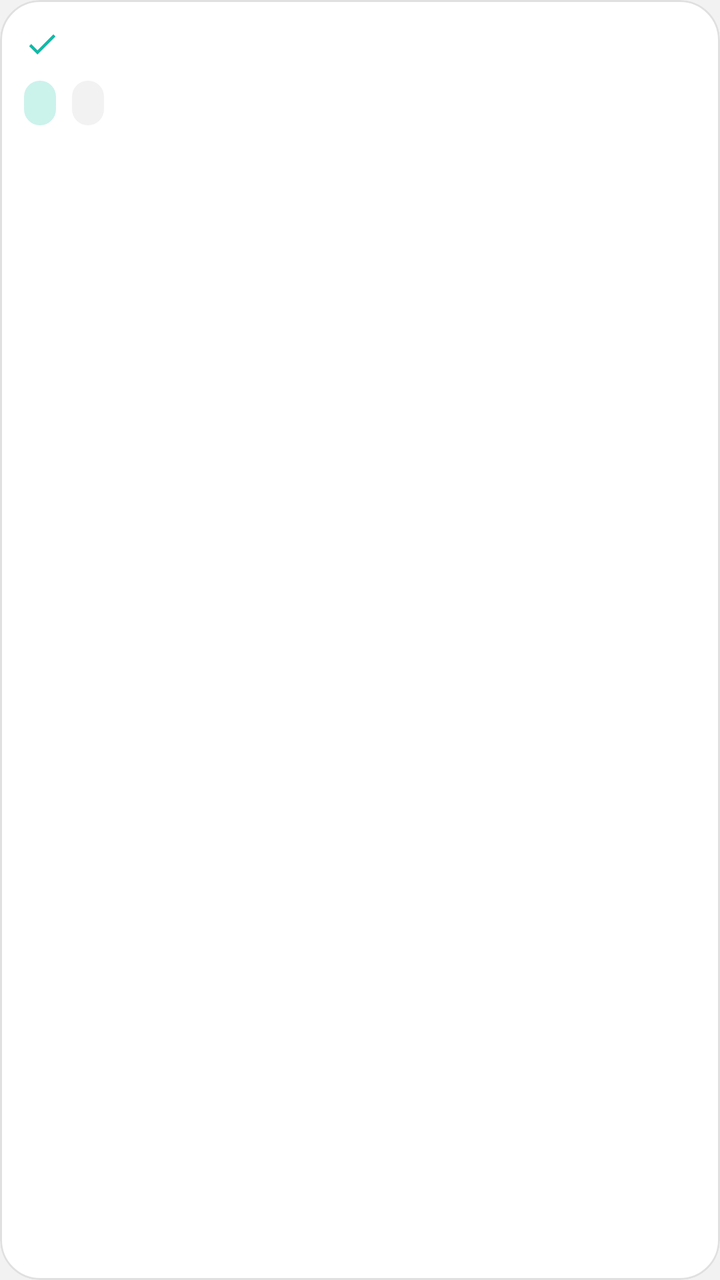
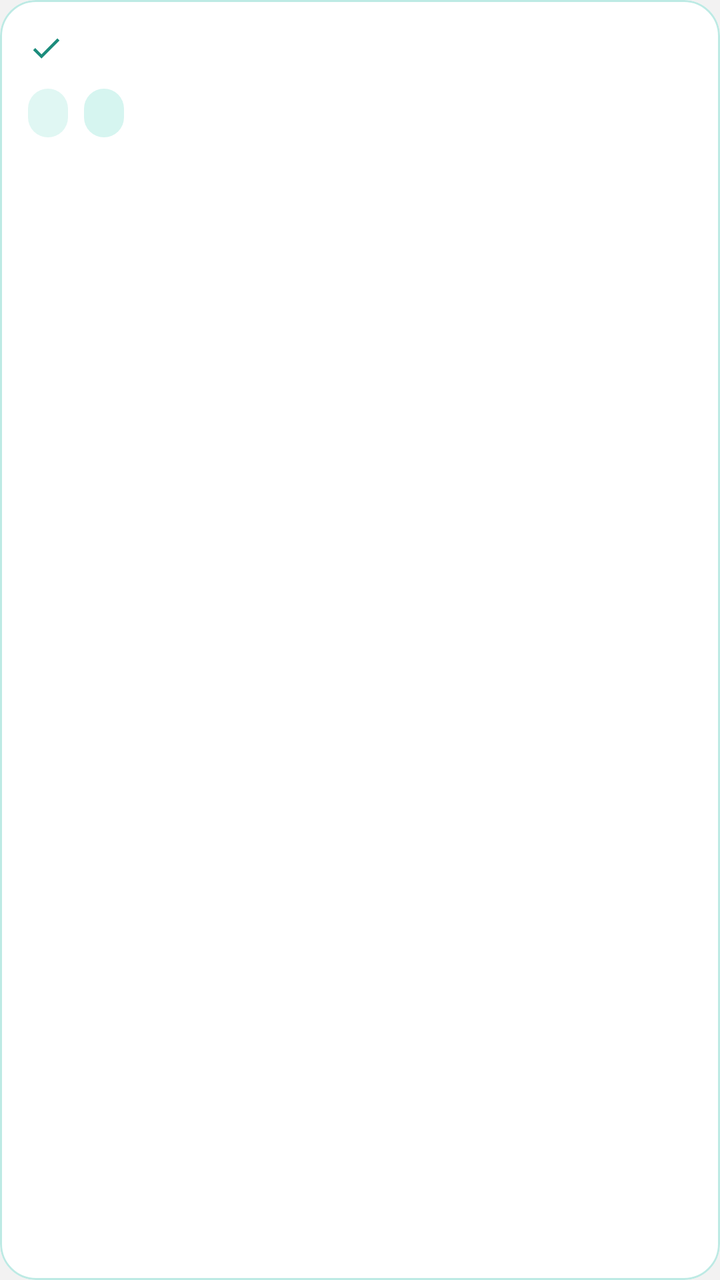

Compare the two renders of this Android layout. The source of the first and the diff that turns it into the second are given below.
<!-- AndroidManifest.xml: application theme Theme.HairGo -->
<!-- res/layout/item_service.xml -->
<?xml version="1.0" encoding="utf-8"?>
<com.google.android.material.card.MaterialCardView
    xmlns:android="http://schemas.android.com/apk/res/android"
    xmlns:app="http://schemas.android.com/apk/res-auto"
    android:layout_width="match_parent"
    android:layout_height="wrap_content"
    android:layout_marginVertical="4dp"
    app:cardCornerRadius="20dp"
    app:cardElevation="0dp"
    app:strokeWidth="1dp"
    app:strokeColor="@color/grey_border"
    app:cardBackgroundColor="@color/surface">

    <LinearLayout
        android:layout_width="match_parent"
        android:layout_height="wrap_content"
        android:orientation="vertical"
        android:padding="12dp">

        
        <LinearLayout
            android:layout_width="match_parent"
            android:layout_height="wrap_content"
            android:orientation="horizontal"
            android:gravity="center_vertical">

            <ImageView
                android:id="@+id/ivServiceIcon"
                android:layout_width="18dp"
                android:layout_height="18dp"
                android:src="@drawable/ic_check"
                android:contentDescription="@null"
                android:importantForAccessibility="no"
                app:tint="@color/teal"/>

            <TextView
                android:id="@+id/tvServiceName"
                android:layout_width="0dp"
                android:layout_height="wrap_content"
                android:layout_marginStart="8dp"
                android:layout_weight="1"
                android:textColor="@color/heading"
                android:textSize="15sp"
                android:textStyle="bold"/>

        </LinearLayout>

        
        <LinearLayout
            android:layout_width="match_parent"
            android:layout_height="wrap_content"
            android:layout_marginTop="8dp"
            android:orientation="horizontal"
            android:gravity="center_vertical">

            <TextView
                android:id="@+id/tvServicePrice"
                android:layout_width="wrap_content"
                android:layout_height="wrap_content"
                android:background="@drawable/bg_chip_teal"
                android:paddingHorizontal="8dp"
                android:paddingVertical="3dp"
                android:textColor="@color/teal_primary"
                android:textSize="12sp"
                android:textStyle="bold"/>

            <TextView
                android:id="@+id/tvServiceDuration"
                android:layout_width="wrap_content"
                android:layout_height="wrap_content"
                android:layout_marginStart="8dp"
                android:background="@drawable/bg_chip_grey"
                android:paddingHorizontal="8dp"
                android:paddingVertical="3dp"
                android:textColor="@color/grey_medium"
                android:textSize="12sp"/>

        </LinearLayout>

    </LinearLayout>
</com.google.android.material.card.MaterialCardView>
<!-- resources referenced by this layout -->
<resources>
  <color name="grey_border">#E0E0E0</color>
  <color name="grey_medium">#8A8A8A</color>
  <color name="heading">#1B2A4A</color>
  <color name="surface">#FFFFFF</color>
  <color name="teal">#14B8A6</color>
  <color name="teal_primary">#1C8C7C</color>
  <!-- drawable bg_chip_grey (drawable) -->
  <?xml version="1.0" encoding="utf-8"?>
  <shape xmlns:android="http://schemas.android.com/apk/res/android"
      android:shape="rectangle">
      <solid android:color="@color/grey_light" />
      <corners android:radius="12dp" />
  </shape>
  <!-- drawable bg_chip_teal (drawable) -->
  <?xml version="1.0" encoding="utf-8"?>
  <shape xmlns:android="http://schemas.android.com/apk/res/android"
      android:shape="rectangle">
      <solid android:color="@color/teal_light" />
      <corners android:radius="12dp" />
  </shape>
  <!-- drawable ic_check (drawable) -->
  <vector xmlns:android="http://schemas.android.com/apk/res/android"
      android:width="24dp" android:height="24dp"
      android:viewportWidth="24" android:viewportHeight="24">
      <path android:fillColor="#FF000000"
          android:pathData="M9,16.17L4.83,12l-1.42,1.41L9,19 21,7l-1.41,-1.41z"/>
  </vector>
  <style name="Theme.HairGo" parent="Base.Theme.HairGo">
          <item name="snackbarStyle">@style/Widget.HairGo.Snackbar</item>
      </style>
  <color name="grey_light">#F2F2F2</color>
  <color name="teal_light">#CCF2EC</color>
  <style name="Base.Theme.HairGo" parent="Theme.Material3.DayNight.NoActionBar">
          <item name="colorPrimary">@color/teal</item>
          <item name="colorOnPrimary">@color/white</item>
          <item name="colorSurface">@color/surface</item>
          <item name="colorOnSurface">@color/text_primary</item>
          <item name="colorSurfaceVariant">@color/grey_light</item>
          <item name="colorOnSurfaceVariant">@color/grey_medium</item>
          <item name="colorOutline">@color/grey_border</item>
          <item name="android:colorBackground">@color/grey_light</item>
      </style>
  <style name="Widget.HairGo.Snackbar" parent="Widget.Material3.Snackbar">
          <item name="backgroundTint">@color/navy</item>
          <item name="android:textColor">@color/white</item>
          <item name="shapeAppearanceOverlay">@style/ShapeAppearanceOverlay.HairGo_Snackbar</item>
      </style>
  <color name="white">#FFFFFF</color>
  <color name="text_primary">#1A1A1A</color>
  <color name="navy">#1B2A4A</color>
  <style name="ShapeAppearanceOverlay.HairGo_Snackbar" parent="">
          <item name="cornerFamily">rounded</item>
          <item name="cornerSize">16dp</item>
      </style>
</resources>

<!-- the commit's change to res/layout/item_service.xml (unified diff, before → after) -->
@@ -5,17 +5,17 @@
     android:layout_width="match_parent"
     android:layout_height="wrap_content"
     android:layout_marginVertical="4dp"
-    app:cardCornerRadius="20dp"
+    app:cardCornerRadius="18dp"
     app:cardElevation="0dp"
     app:strokeWidth="1dp"
-    app:strokeColor="@color/grey_border"
-    app:cardBackgroundColor="@color/surface">
+    app:strokeColor="@color/home_border"
+    app:cardBackgroundColor="@color/salon_info_card_bg">
 
     <LinearLayout
         android:layout_width="match_parent"
         android:layout_height="wrap_content"
         android:orientation="vertical"
-        android:padding="12dp">
+        android:padding="14dp">
 
         
         <LinearLayout
@@ -31,7 +31,7 @@
                 android:src="@drawable/ic_check"
                 android:contentDescription="@null"
                 android:importantForAccessibility="no"
-                app:tint="@color/teal"/>
+                app:tint="@color/home_icon"/>
 
             <TextView
                 android:id="@+id/tvServiceName"
@@ -39,7 +39,7 @@
                 android:layout_height="wrap_content"
                 android:layout_marginStart="8dp"
                 android:layout_weight="1"
-                android:textColor="@color/heading"
+                android:textColor="@color/salon_section_title"
                 android:textSize="15sp"
                 android:textStyle="bold"/>
 
@@ -49,7 +49,7 @@
         <LinearLayout
             android:layout_width="match_parent"
             android:layout_height="wrap_content"
-            android:layout_marginTop="8dp"
+            android:layout_marginTop="10dp"
             android:orientation="horizontal"
             android:gravity="center_vertical">
 
@@ -57,10 +57,10 @@
                 android:id="@+id/tvServicePrice"
                 android:layout_width="wrap_content"
                 android:layout_height="wrap_content"
-                android:background="@drawable/bg_chip_teal"
-                android:paddingHorizontal="8dp"
-                android:paddingVertical="3dp"
-                android:textColor="@color/teal_primary"
+                android:background="@drawable/bg_salon_chip_price"
+                android:paddingHorizontal="10dp"
+                android:paddingVertical="4dp"
+                android:textColor="@color/salon_chip_price_text"
                 android:textSize="12sp"
                 android:textStyle="bold"/>
 
@@ -69,10 +69,10 @@
                 android:layout_width="wrap_content"
                 android:layout_height="wrap_content"
                 android:layout_marginStart="8dp"
-                android:background="@drawable/bg_chip_grey"
-                android:paddingHorizontal="8dp"
-                android:paddingVertical="3dp"
-                android:textColor="@color/grey_medium"
+                android:background="@drawable/bg_salon_chip_duration"
+                android:paddingHorizontal="10dp"
+                android:paddingVertical="4dp"
+                android:textColor="@color/salon_chip_duration_text"
                 android:textSize="12sp"/>
 
         </LinearLayout>
<!-- resource entries referenced after the edit -->
@@ -1,25 +1,29 @@
 <!-- resources referenced by this layout -->
 <resources>
-  <color name="grey_border">#E0E0E0</color>
-  <color name="grey_medium">#8A8A8A</color>
-  <color name="heading">#1B2A4A</color>
-  <color name="surface">#FFFFFF</color>
-  <color name="teal">#14B8A6</color>
-  <color name="teal_primary">#1C8C7C</color>
-  <!-- drawable bg_chip_grey (drawable) -->
+  <color name="home_border">#BDEAE4</color>
+  <color name="home_icon">#1C8C7C</color>
+  <color name="salon_chip_duration_text">#1C8C7C</color>
+  <color name="salon_chip_price_text">#0F766E</color>
+  <color name="salon_info_card_bg">#FFFFFF</color>
+  <color name="salon_section_title">#1B2A4A</color>
+  <!-- drawable bg_salon_chip_duration (drawable) -->
   <?xml version="1.0" encoding="utf-8"?>
   <shape xmlns:android="http://schemas.android.com/apk/res/android"
       android:shape="rectangle">
-      <solid android:color="@color/grey_light" />
-      <corners android:radius="12dp" />
+      <solid android:color="@color/salon_chip_duration_bg" />
+      <corners android:radius="10dp" />
   </shape>
-  <!-- drawable bg_chip_teal (drawable) -->
+  <!-- drawable bg_salon_chip_price (drawable) -->
   <?xml version="1.0" encoding="utf-8"?>
   <shape xmlns:android="http://schemas.android.com/apk/res/android"
       android:shape="rectangle">
-      <solid android:color="@color/teal_light" />
-      <corners android:radius="12dp" />
+      <solid android:color="@color/salon_chip_price_bg" />
+      <corners android:radius="10dp" />
   </shape>
+  <color name="grey_border">#E0E0E0</color>
+  <color name="grey_medium">#8A8A8A</color>
+  <color name="surface">#FFFFFF</color>
+  <color name="teal">#14B8A6</color>
   <!-- drawable ic_check (drawable) -->
   <vector xmlns:android="http://schemas.android.com/apk/res/android"
       android:width="24dp" android:height="24dp"
@@ -30,8 +34,9 @@
   <style name="Theme.HairGo" parent="Base.Theme.HairGo">
           <item name="snackbarStyle">@style/Widget.HairGo.Snackbar</item>
       </style>
+  <color name="salon_chip_duration_bg">#D6F5F0</color>
+  <color name="salon_chip_price_bg">#E0F7F3</color>
   <color name="grey_light">#F2F2F2</color>
-  <color name="teal_light">#CCF2EC</color>
   <style name="Base.Theme.HairGo" parent="Theme.Material3.DayNight.NoActionBar">
           <item name="colorPrimary">@color/teal</item>
           <item name="colorOnPrimary">@color/white</item>
